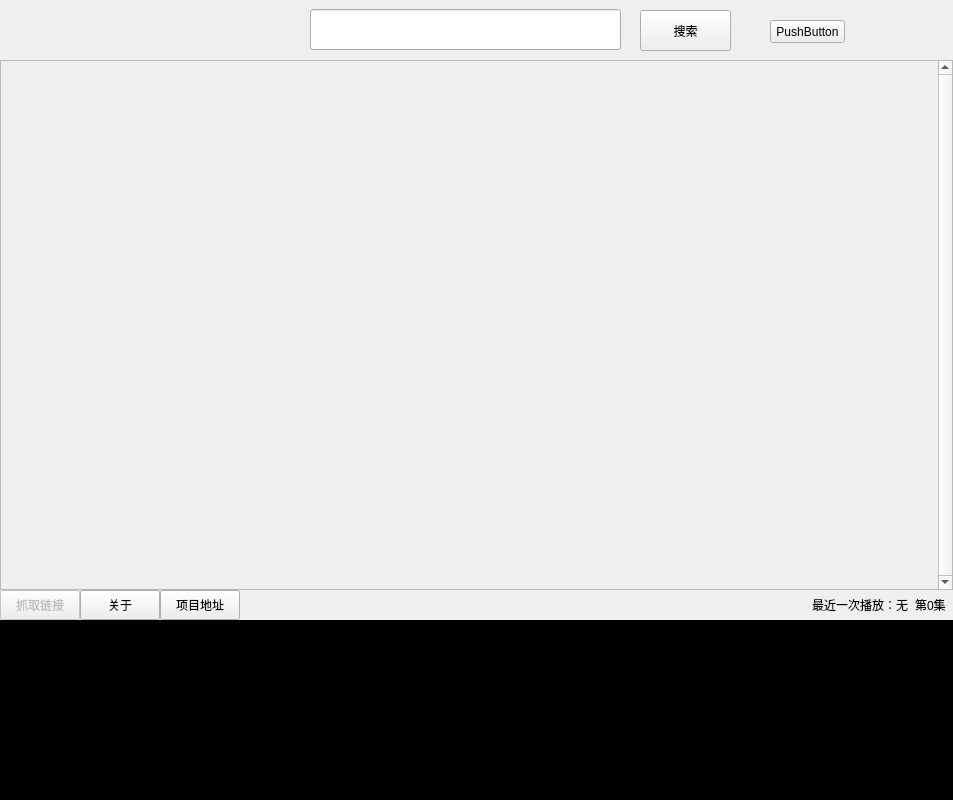
Before: the Qt Designer form ui/ui_designer/ui_file/forms/ui_form_mainForm.ui in tanyiqu/AnimeArtifactPro, drawn with Qt 5.
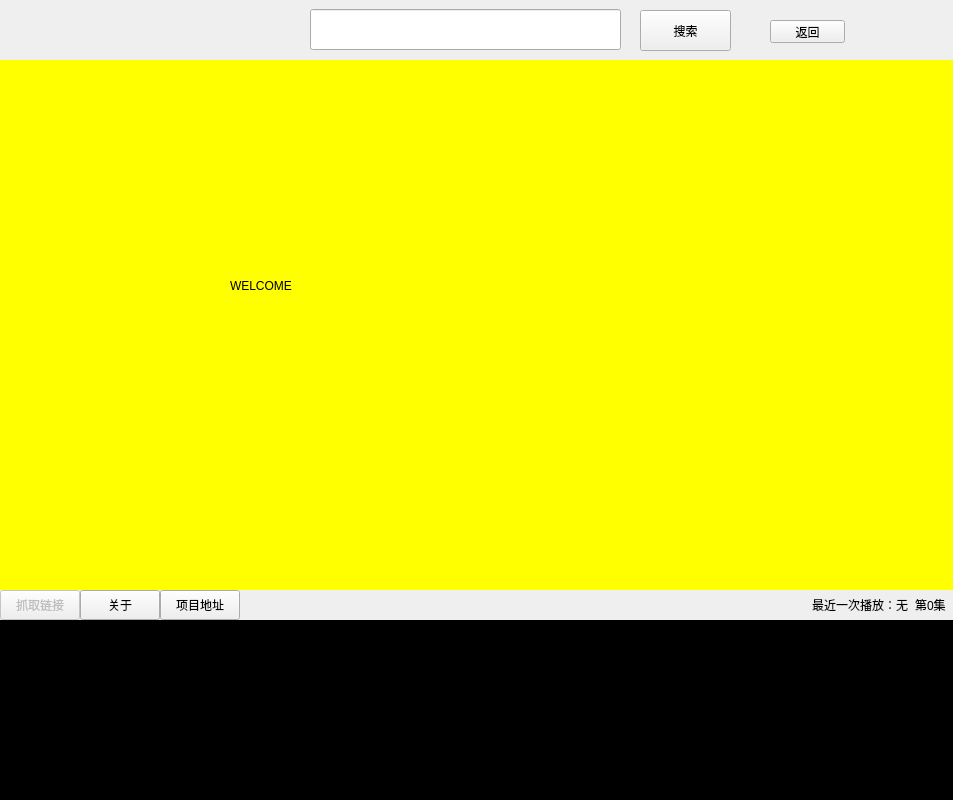
After: the same form once the commit is applied.

Commit message: 优化细节

```diff
--- a/ui/ui_designer/ui_file/forms/ui_form_mainForm.ui
+++ b/ui/ui_designer/ui_file/forms/ui_form_mainForm.ui
@@ -34,7 +34,25 @@
      <property name="currentIndex">
       <number>0</number>
      </property>
-     <widget class="QWidget" name="page1">
+     <widget class="QWidget" name="pageWelcome">
+      <property name="styleSheet">
+       <string notr="true">background-color: rgb(255, 255, 0);</string>
+      </property>
+      <widget class="QLabel" name="label">
+       <property name="geometry">
+        <rect>
+         <x>230</x>
+         <y>130</y>
+         <width>431</width>
+         <height>191</height>
+        </rect>
+       </property>
+       <property name="text">
+        <string>WELCOME</string>
+       </property>
+      </widget>
+     </widget>
+     <widget class="QWidget" name="pageSearchResult">
       <property name="styleSheet">
        <string notr="true"/>
       </property>
@@ -138,7 +156,7 @@
        </rect>
       </property>
       <property name="text">
-       <string>PushButton</string>
+       <string>返回</string>
       </property>
      </widget>
     </widget>
```
Left out of the diff: 21 changed lines with no effect on the pictures. The commit also changes 2 other files.
